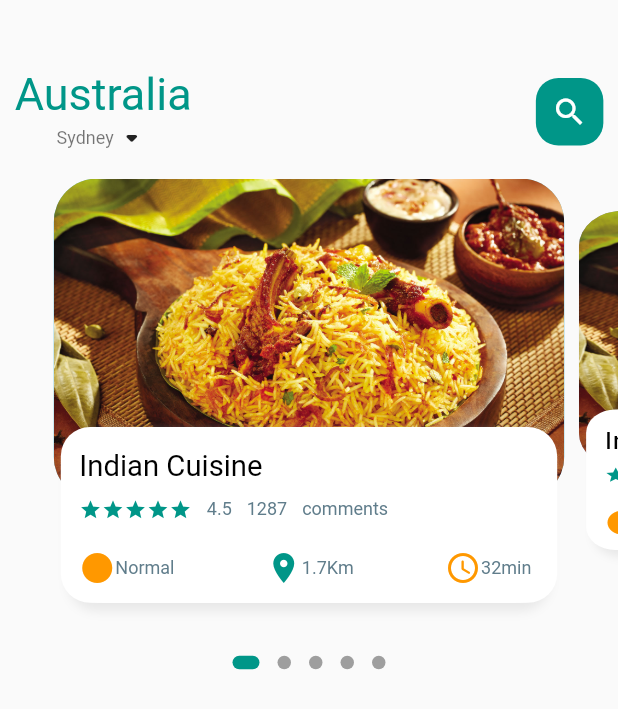
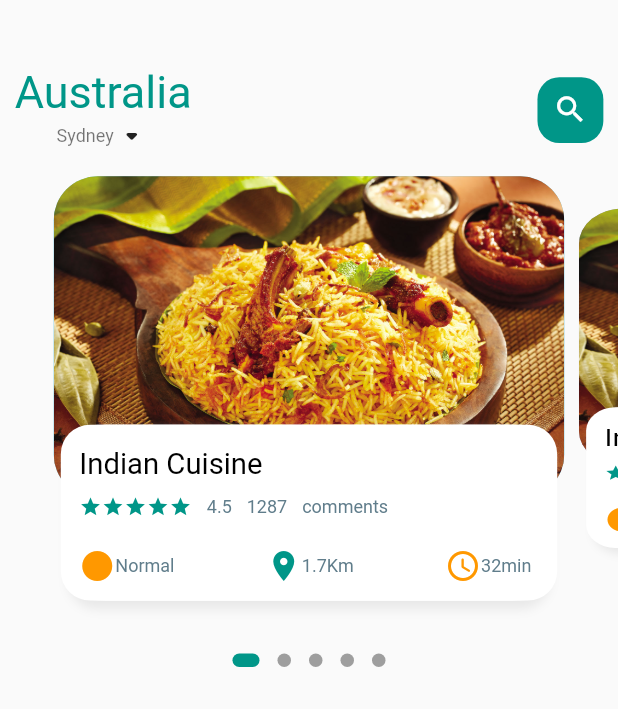
Before and after one commit to tonyd2020/flutter_food_delivery, a Flutter app: the screen it shows after launch, on a phone screen of 412 x 824 dp. Shown: the top 709 px of the screen. Run offline on Flutter 3.47's test engine with Material 2 defaults, Android fonts, the phone set to English and light mode, and no system bars; drawn by our look-alikes of dots_indicator; our stand-ins replace get.

Commit message:
Replaced hard coded dimensions params

```diff
--- a/lib/home/main_food_page.dart
+++ b/lib/home/main_food_page.dart
@@ -22,7 +22,7 @@ class _MainFoodPageState extends State<MainFoodPage> {
           // Show the Header
           Container(
               child: Container(
-                margin: EdgeInsets.only(top: 45, bottom: 15),
+                margin: EdgeInsets.only(top: Dimensions.height45, bottom: Dimensions.height15),
                 padding: EdgeInsets.only(left: Dimensions.width20, right: Dimensions.width20),
                 child: Row(
                   mainAxisAlignment: MainAxisAlignment.spaceBetween,
@@ -40,11 +40,11 @@ class _MainFoodPageState extends State<MainFoodPage> {
                     ),
                     Center(
                       child: Container(
-                        width: 45,
-                        height: 45,
-                        child: Icon(Icons.search, color: Colors.white,),
+                        width: Dimensions.height45,
+                        height: Dimensions.height45,
+                        child: Icon(Icons.search, color: Colors.white, size: Dimensions.iconSize24,),
                         decoration: BoxDecoration(
-                          borderRadius: BorderRadius.circular(15),
+                          borderRadius: BorderRadius.circular(Dimensions.radius15),
                           color: Colors.teal,
                         ),
                       ),
--- a/lib/utils/dimensions.dart
+++ b/lib/utils/dimensions.dart
@@ -15,6 +15,7 @@ class Dimensions {
   static double height15 = screenHeight/56.27;
   static double height20 = screenHeight/42.2;
   static double height30  = screenHeight/28.13;
+  static double height45  = screenHeight/18.76;
 
   static double width10 = screenWidth/84.4;
   static double width15 = screenWidth/56.27;
@@ -22,6 +23,9 @@ class Dimensions {
   static double width30  = screenWidth/28.13;
 
   static double font20 = screenHeight/42.2;
+  static double radius15 = screenHeight/56.27;
   static double radius20  = screenHeight/42.2;
   static double radius30  = screenHeight/28.13;
+
+  static double iconSize24 = screenHeight/35.17;
 }
```
